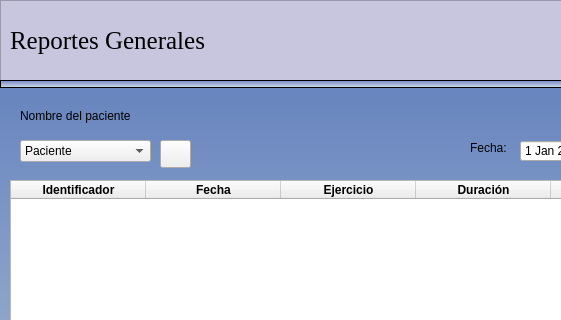
The window that pythonProject/vistas/reportesGenerales.ui (francisco2124/Cognidron-EEG-Version1.0) describes before a commit, drawn with Qt 5; both pictures show x 0 to 561 and y 0 to 320 of the 826 by 719 pixel window.
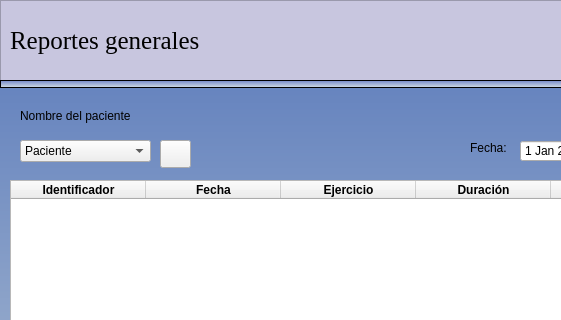
The same window after the commit. Icons and pictures are not drawn.

```diff
--- a/pythonProject/vistas/reportesGenerales.ui
+++ b/pythonProject/vistas/reportesGenerales.ui
@@ -319,7 +319,7 @@
 font: 75 19pt &quot;Times New Roman&quot;;</string>
     </property>
     <property name="text">
-     <string>Reportes Generales</string>
+     <string>Reportes generales</string>
     </property>
    </widget>
    <widget class="QLabel" name="label_24">
```
